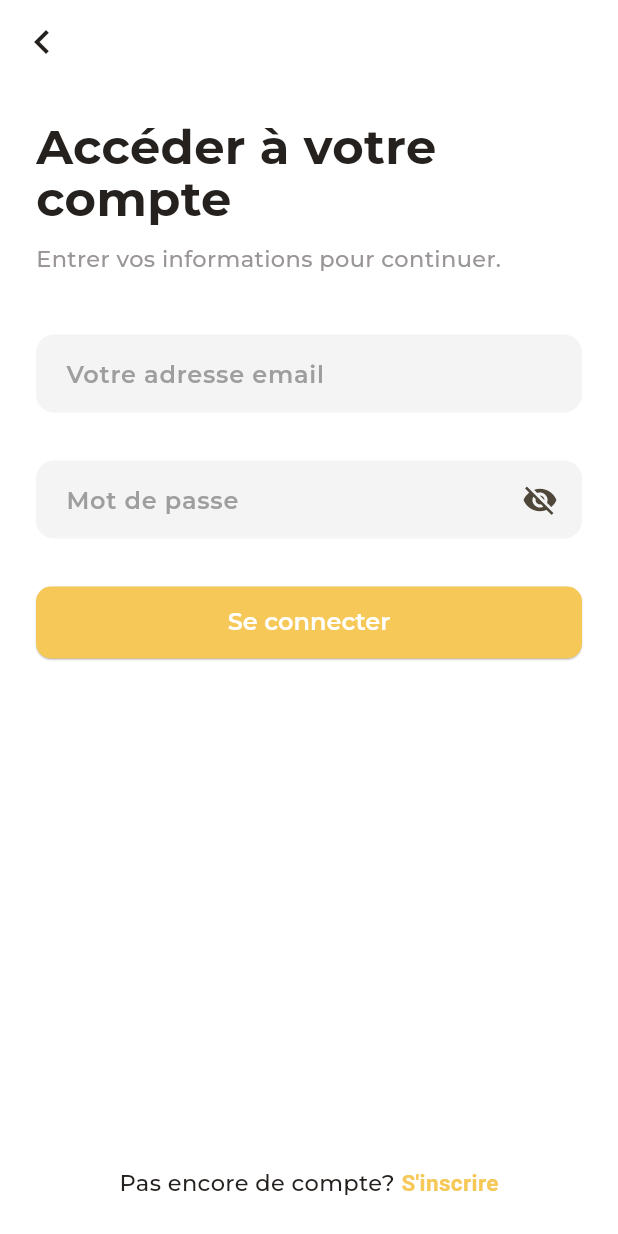
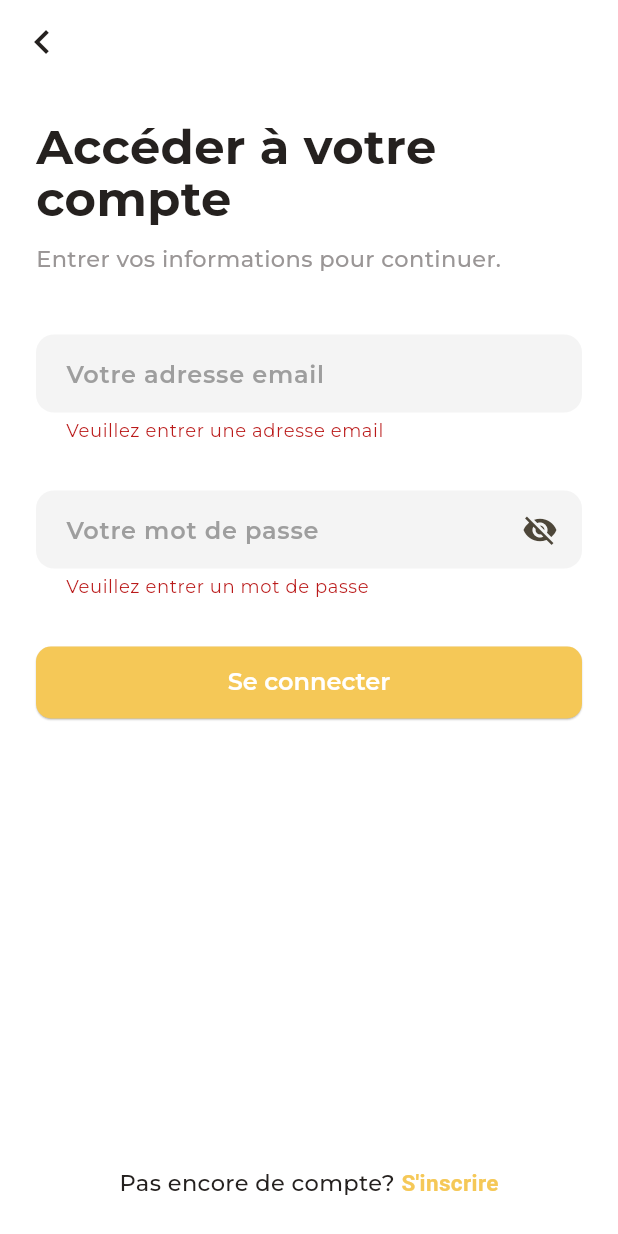
Before and after one commit to KiritoEM/gaspika, a Flutter app: the screen it shows after launch, after a tap on "Se connecter", on a phone screen of 412 x 824 dp. Run offline on Flutter 3.47's test engine with Material 3 defaults, Android fonts, the phone set to English and light mode, and no system bars; our stand-ins replace flutter_svg, go_router, google_fonts.

Commit message:
feat(login): link login-viewmodel and login-form

```diff
--- a/Mobile/lib/features/auth/viewmodels/login_viewmodel.dart
+++ b/Mobile/lib/features/auth/viewmodels/login_viewmodel.dart
@@ -11,13 +11,19 @@ class LoginViewModel extends ChangeNotifier {
   final _formkey = GlobalKey<FormState>();
   final _credentials = LoginCredentials(email: '', password: '');
 
+  //getters
+  GlobalKey<FormState> get formkey => _formkey;
+
   //submit the login form
   void submitLoginForm() {
     if (_formkey.currentState!.validate()) {
       _formkey.currentState!.save();
       print(
-        'email: ${_credentials.email} and password: ${_credentials.password}',
+        'email: ${_credentials.email} | mot de passe: ${_credentials.password}',
       );
     }
   }
+
+  void setEmail(String email) => _credentials.email = email;
+  void setPassword(String password) => _credentials.password = password;
 }
--- a/Mobile/lib/features/auth/views/widgets/login_form.dart
+++ b/Mobile/lib/features/auth/views/widgets/login_form.dart
@@ -1,5 +1,7 @@
 import 'package:flutter/material.dart';
+import 'package:gaspika_mobile/features/auth/viewmodels/login_viewmodel.dart';
 import 'package:gaspika_mobile/shared/password_input_field.dart';
+import 'package:provider/provider.dart';
 
 class LoginForm extends StatefulWidget {
   const LoginForm({super.key});
@@ -14,22 +16,54 @@ class _LoginFormState extends State<LoginForm> {
 
   @override
   Widget build(BuildContext context) {
+    LoginViewModel loginVm = Provider.of<LoginViewModel>(context);
 
     return Form(
+      key: loginVm.formkey,
       child: Column(
         spacing: 32,
         children: [
           TextFormField(
             decoration: InputDecoration(labelText: 'Votre adresse email'),
             keyboardType: TextInputType.emailAddress,
+            validator: (value) {
+              if (value == null || value.trim().isEmpty) {
+                return 'Veuillez entrer une adresse email';
+              }
+
+              if (!RegExp(_emailRegex).hasMatch(value)) {
+                return 'Veuillez entrer une adresse email valide';
+              }
+
+              return null;
+            },
+            onSaved: (value) => {
+              if (value != null) {loginVm.setEmail(value)},
+            },
           ),
 
-          PasswordInputField(),
+          PasswordInputField(
+            label: 'Votre mot de passe',
+            validator: (value) {
+              if (value == null || value.trim().isEmpty) {
+                return 'Veuillez entrer un mot de passe';
+              }
+              if (value.trim().length < 6) {
+                return 'Le mot de passe doit contenir au moins 6 caractères';
+              }
+              return null;
+            },
+            onSaved: (value) {
+              if (value != null) {
+                loginVm.setPassword(value);
+              }
+            },
+          ),
 
           SizedBox(
             width: double.infinity,
             child: ElevatedButton(
-              onPressed: () {},
+              onPressed: () => loginVm.submitLoginForm(),
               child: Text('Se connecter'),
             ),
           ),
--- a/Mobile/lib/main.dart
+++ b/Mobile/lib/main.dart
@@ -1,9 +1,16 @@
 import 'package:flutter/material.dart';
 import 'package:gaspika_mobile/configs/app_theme.dart';
+import 'package:gaspika_mobile/features/auth/viewmodels/login_viewmodel.dart';
 import 'package:gaspika_mobile/utils/router.dart';
+import 'package:provider/provider.dart';
 
 void main() {
-  runApp(const MyApp());
+  runApp(
+    MultiProvider(
+      providers: [ChangeNotifierProvider(create: (_) => LoginViewModel())],
+      child: const MyApp(),
+    ),
+  );
 }
 
 class MyApp extends StatelessWidget {
```
Also changed, not shown: Mobile/assets/icons/business-card.png (added).
